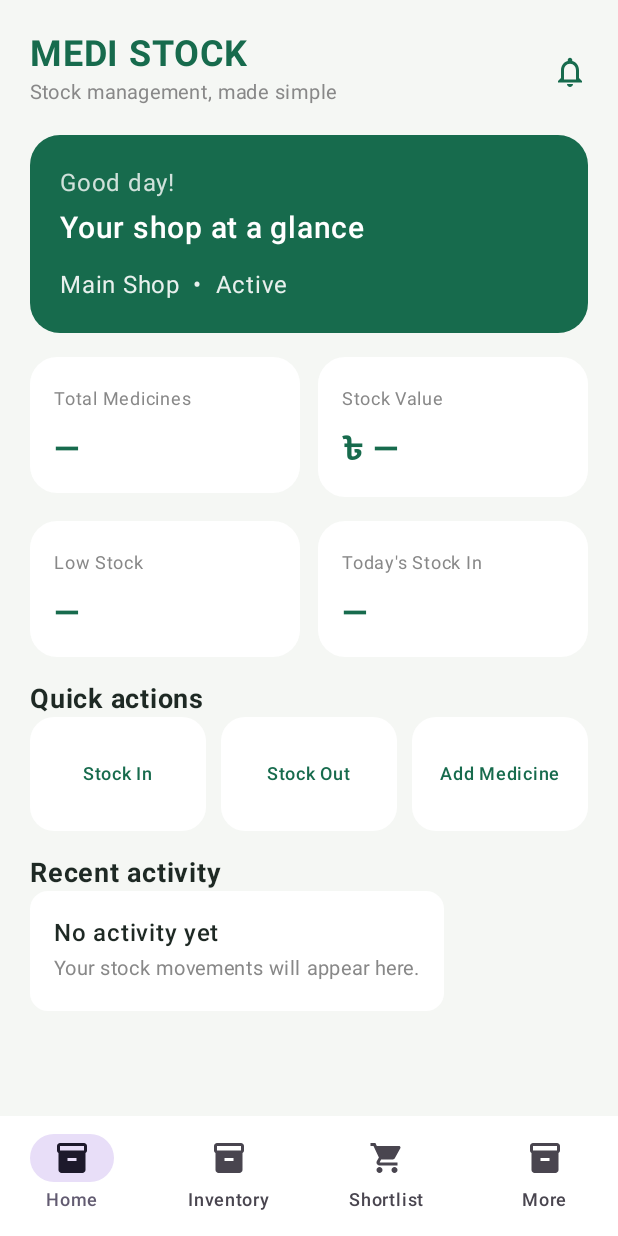
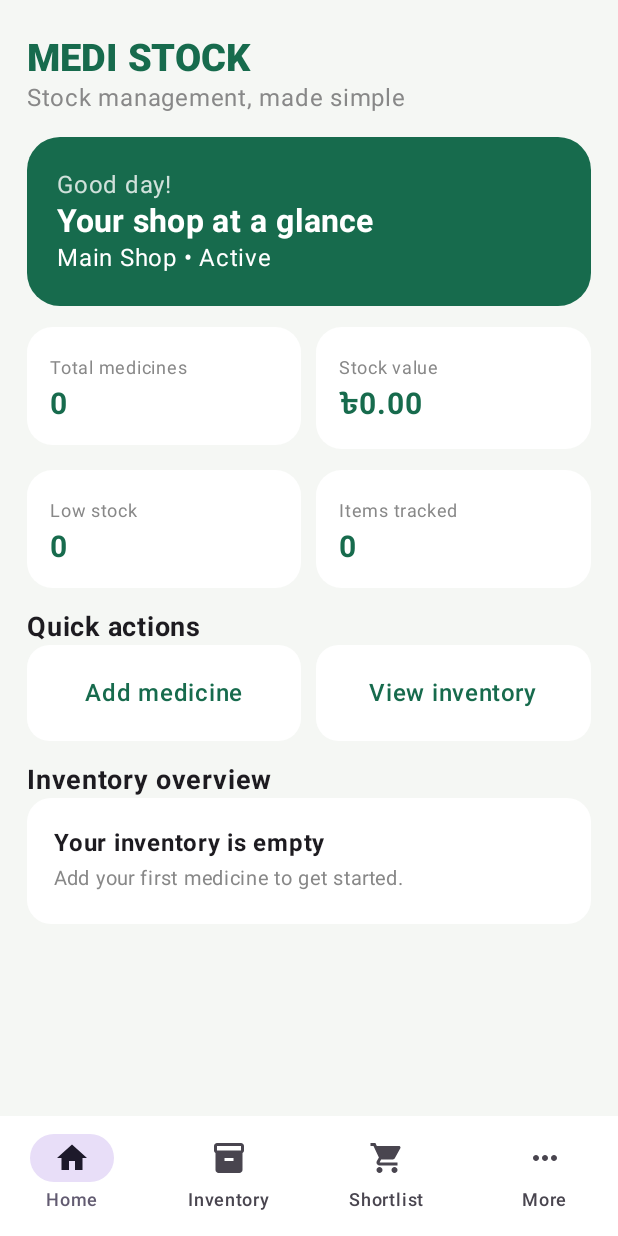
Before and after one commit to callbackforff99-maker/MED-STOCK, an Android app built with Jetpack Compose: the screen it shows after launch (MainActivity), on a phone screen of 412 x 824 dp. Run offline under Robolectric (Android 15) with nearby library versions, the phone set to English and light mode, and no system bars; our stand-ins replace Room's generated code.

Commit message:
Implement functional inventory and stock workflows

```diff
--- a/android/app/src/main/java/com/zerox/medistock/MainActivity.kt
+++ b/android/app/src/main/java/com/zerox/medistock/MainActivity.kt
@@ -1,189 +1,175 @@
 package com.zerox.medistock
-
 import android.os.Bundle
 import androidx.activity.ComponentActivity
 import androidx.activity.compose.setContent
-import androidx.compose.foundation.background
-import androidx.compose.foundation.layout.Arrangement
-import androidx.compose.foundation.layout.Column
-import androidx.compose.foundation.layout.Row
-import androidx.compose.foundation.layout.Spacer
-import androidx.compose.foundation.layout.fillMaxSize
-import androidx.compose.foundation.layout.fillMaxWidth
-import androidx.compose.foundation.layout.height
-import androidx.compose.foundation.layout.padding
+import androidx.compose.foundation.clickable
+import androidx.compose.foundation.layout.*
 import androidx.compose.foundation.lazy.LazyColumn
+import androidx.compose.foundation.lazy.items
 import androidx.compose.foundation.shape.RoundedCornerShape
+import androidx.compose.foundation.text.KeyboardOptions
 import androidx.compose.material.icons.Icons
-import androidx.compose.material.icons.filled.Inventory2
-import androidx.compose.material.icons.filled.NotificationsNone
-import androidx.compose.material.icons.filled.ShoppingCart
-import androidx.compose.material3.Card
-import androidx.compose.material3.CardDefaults
-import androidx.compose.material3.Icon
-import androidx.compose.material3.MaterialTheme
-import androidx.compose.material3.NavigationBar
-import androidx.compose.material3.NavigationBarItem
-import androidx.compose.material3.Scaffold
-import androidx.compose.material3.Surface
-import androidx.compose.material3.Text
-import androidx.compose.material3.lightColorScheme
-import androidx.compose.runtime.Composable
-import androidx.compose.runtime.getValue
-import androidx.compose.runtime.mutableIntStateOf
-import androidx.compose.runtime.remember
-import androidx.compose.runtime.setValue
+import androidx.compose.material.icons.filled.*
+import androidx.compose.material3.*
+import androidx.compose.runtime.*
 import androidx.compose.ui.Alignment
 import androidx.compose.ui.Modifier
 import androidx.compose.ui.graphics.Color
 import androidx.compose.ui.text.font.FontWeight
+import androidx.compose.ui.text.input.KeyboardType
 import androidx.compose.ui.unit.dp
 import androidx.compose.ui.unit.sp
+import com.zerox.medistock.data.*
+import kotlinx.coroutines.launch
+import java.util.Locale
 
-private val Forest = Color(0xFF176B4D)
-private val Canvas = Color(0xFFF5F7F4)
-private val Ink = Color(0xFF1E2924)
+private val Green = Color(0xFF176B4D)
+private val Bg = Color(0xFFF5F7F4)
 
 class MainActivity : ComponentActivity() {
  override fun onCreate(savedInstanceState: Bundle?) {
   super.onCreate(savedInstanceState)
-        setContent {
-            MaterialTheme(colorScheme = lightColorScheme(
-                primary = Forest,
-                background = Canvas,
-                surface = Color.White,
-                onBackground = Ink,
-                onSurface = Ink
-            )) {
-                Surface(modifier = Modifier.fillMaxSize(), color = Canvas) {
-                    DashboardScreen()
+  val dao = MedicineDatabase.get(this).dao()
+  setContent { MaterialTheme(colorScheme = lightColorScheme(primary = Green, background = Bg)) { MediStockApp(dao) } }
  }
+}
+
+@Composable
+private fun MediStockApp(dao: MedicineDao) {
+ val medicines by dao.observeAll().collectAsState(initial = emptyList())
+ val scope = rememberCoroutineScope()
+ var page by remember { mutableIntStateOf(0) }
+ var addOpen by remember { mutableStateOf(false) }
+ var selected by remember { mutableStateOf<MedicineEntity?>(null) }
+ var mode by remember { mutableStateOf("IN") }
+ var search by remember { mutableStateOf("") }
+ Scaffold(containerColor = Bg,
+  floatingActionButton = { if (page == 1) FloatingActionButton(onClick = { addOpen = true }, containerColor = Green, contentColor = Color.White) { Icon(Icons.Default.Add, "Add medicine") } },
+  bottomBar = { NavigationBar(containerColor = Color.White) {
+   val labels = listOf("Home", "Inventory", "Shortlist", "More")
+   val icons = listOf(Icons.Default.Home, Icons.Default.Inventory2, Icons.Default.ShoppingCart, Icons.Default.MoreHoriz)
+   labels.forEachIndexed { i, label -> NavigationBarItem(selected = page == i, onClick = { page = i }, icon = { Icon(icons[i], label) }, label = { Text(label) }) }
+  } }
+ ) { pad ->
+  when (page) {
+   0 -> HomeScreen(medicines, Modifier.padding(pad), { page = 1 }, { addOpen = true })
+   1 -> InventoryScreen(medicines, search, { search = it }, Modifier.padding(pad), { item, action -> selected = item; mode = action })
+   2 -> ShortlistScreen(medicines.filter { it.quantity <= it.minimumStock }, Modifier.padding(pad))
+   else -> MoreScreen(Modifier.padding(pad))
+  }
+ }
+ if (addOpen) AddMedicineDialog({ addOpen = false }) { n, s, c, p, q, min ->
+  scope.launch { dao.insert(MedicineEntity(name = n, strength = s, company = c, unitPrice = p, quantity = q, minimumStock = min)) }
+  addOpen = false
+ }
+ selected?.let { item -> StockDialog(item, mode, { selected = null }) { amount ->
+  val updated = if (mode == "IN") item.quantity + amount else item.quantity - amount
+  scope.launch { dao.setQty(item.id, updated) }
+  selected = null
+ } }
+}
+
+@Composable
+private fun HomeScreen(data: List<MedicineEntity>, modifier: Modifier, inventory: () -> Unit, add: () -> Unit) {
+ val low = data.count { it.quantity <= it.minimumStock }
+ val value = data.sumOf { it.quantity * it.unitPrice }
+ LazyColumn(modifier.fillMaxSize().padding(horizontal = 18.dp), verticalArrangement = Arrangement.spacedBy(14.dp)) {
+  item { Column(Modifier.padding(top = 24.dp)) { Text("MEDI STOCK", color = Green, fontSize = 25.sp, fontWeight = FontWeight.ExtraBold); Text("Stock management, made simple", color = Color.Gray) } }
+  item { Card(colors = CardDefaults.cardColors(containerColor = Green), shape = RoundedCornerShape(22.dp), modifier = Modifier.fillMaxWidth()) { Column(Modifier.padding(20.dp)) { Text("Good day!", color = Color.White.copy(alpha = .8f)); Text("Your shop at a glance", color = Color.White, fontSize = 21.sp, fontWeight = FontWeight.Bold); Text("Main Shop • Active", color = Color.White) } } }
+  item { Row(horizontalArrangement = Arrangement.spacedBy(10.dp)) { StatCard("Total medicines", data.size.toString(), Modifier.weight(1f)); StatCard("Stock value", "৳" + String.format(Locale.US, "%.2f", value), Modifier.weight(1f)) } }
+  item { Row(horizontalArrangement = Arrangement.spacedBy(10.dp)) { StatCard("Low stock", low.toString(), Modifier.weight(1f)); StatCard("Items tracked", data.size.toString(), Modifier.weight(1f)) } }
+  item { Text("Quick actions", fontWeight = FontWeight.Bold, fontSize = 18.sp); Row(horizontalArrangement = Arrangement.spacedBy(10.dp)) { ActionCard("Add medicine", add, Modifier.weight(1f)); ActionCard("View inventory", inventory, Modifier.weight(1f)) } }
+  item { Text("Inventory overview", fontWeight = FontWeight.Bold, fontSize = 18.sp); EmptyCard(if (data.isEmpty()) "Your inventory is empty" else data.size.toString() + " medicines in your shop", if (data.isEmpty()) "Add your first medicine to get started." else low.toString() + " medicines need a stock check.") }
+ }
+}
+
+@Composable
+private fun InventoryScreen(data: List<MedicineEntity>, search: String, onSearch: (String) -> Unit, modifier: Modifier, onStock: (MedicineEntity, String) -> Unit) {
+ val filtered = data.filter { it.name.contains(search, true) || it.company.contains(search, true) || it.strength.contains(search, true) }
+ Column(modifier.fillMaxSize().padding(horizontal = 16.dp)) {
+  Text("Inventory", fontSize = 26.sp, fontWeight = FontWeight.Bold, modifier = Modifier.padding(top = 22.dp, bottom = 12.dp))
+  OutlinedTextField(search, onSearch, Modifier.fillMaxWidth(), placeholder = { Text("Search medicines") }, leadingIcon = { Icon(Icons.Default.Search, null) }, singleLine = true, shape = RoundedCornerShape(14.dp))
+  Spacer(Modifier.height(12.dp))
+  if (filtered.isEmpty()) EmptyCard("No medicines found", "Tap + to add your first medicine.")
+  else LazyColumn(verticalArrangement = Arrangement.spacedBy(10.dp)) { items(filtered, key = { it.id }) { medicine -> MedicineCard(medicine, onStock) } }
+ }
+}
+
+@Composable
+private fun MedicineCard(item: MedicineEntity, onStock: (MedicineEntity, String) -> Unit) {
+ Card(colors = CardDefaults.cardColors(containerColor = Color.White), shape = RoundedCornerShape(17.dp), modifier = Modifier.fillMaxWidth()) {
+  Column(Modifier.padding(14.dp)) {
+   Row(verticalAlignment = Alignment.CenterVertically) {
+    Column(Modifier.weight(1f)) { Text(item.name, fontWeight = FontWeight.Bold, fontSize = 16.sp); Text(listOf(item.strength, item.company).filter { it.isNotBlank() }.joinToString(" • "), color = Color.Gray, fontSize = 12.sp) }
+    Text(if (item.quantity <= item.minimumStock) "LOW STOCK" else "IN STOCK", color = if (item.quantity <= item.minimumStock) Color(0xFFB45A19) else Green, fontSize = 10.sp, fontWeight = FontWeight.Bold)
+   }
+   Spacer(Modifier.height(10.dp))
+   Row(Modifier.fillMaxWidth(), horizontalArrangement = Arrangement.SpaceBetween, verticalAlignment = Alignment.CenterVertically) {
+    Column { Text("Qty: " + item.quantity, fontWeight = FontWeight.SemiBold); Text("৳" + String.format(Locale.US, "%.2f", item.unitPrice) + " / unit", color = Color.Gray, fontSize = 12.sp) }
+    Row { OutlinedButton(onClick = { onStock(item, "OUT") }) { Text("OUT") }; Spacer(Modifier.width(5.dp)); Button(onClick = { onStock(item, "IN") }) { Text("IN") } }
    }
   }
  }
 }
 
 @Composable
-private fun DashboardScreen() {
-    var selectedTab by remember { mutableIntStateOf(0) }
-    Scaffold(
-        containerColor = Canvas,
-        bottomBar = {
-            NavigationBar(containerColor = Color.White) {
-                listOf("Home", "Inventory", "Shortlist", "More").forEachIndexed { index, label ->
-                    NavigationBarItem(
-                        selected = selectedTab == index,
-                        onClick = { selectedTab = index },
-                        icon = {
-                            Icon(
-                                imageVector = when (index) {
-                                    1 -> Icons.Default.Inventory2
-                                    2 -> Icons.Default.ShoppingCart
-                                    else -> Icons.Default.Inventory2
-                                },
-                                contentDescription = label
-                            )
-                        },
-                        label = { Text(label) }
-                    )
-                }
-            }
-        }
-    ) { padding ->
-        LazyColumn(
-            modifier = Modifier.fillMaxSize().padding(padding).padding(horizontal = 20.dp),
-            verticalArrangement = Arrangement.spacedBy(16.dp)
-        ) {
-            item {
-                Row(
-                    modifier = Modifier.fillMaxWidth().padding(top = 22.dp),
-                    horizontalArrangement = Arrangement.SpaceBetween,
-                    verticalAlignment = Alignment.CenterVertically
-                ) {
-                    Column {
-                        Text("MEDI STOCK", fontSize = 24.sp, fontWeight = FontWeight.Bold, color = Forest)
-                        Text("Stock management, made simple", color = Color.Gray, fontSize = 13.sp)
-                    }
-                    Icon(Icons.Default.NotificationsNone, contentDescription = "Notifications", tint = Forest)
-                }
-            }
-            item {
-                Card(
-                    shape = RoundedCornerShape(20.dp),
-                    colors = CardDefaults.cardColors(containerColor = Forest),
-                    modifier = Modifier.fillMaxWidth()
-                ) {
-                    Column(Modifier.padding(20.dp)) {
-                        Text("Good day!", color = Color.White.copy(alpha = .8f))
-                        Spacer(Modifier.height(6.dp))
-                        Text("Your shop at a glance", color = Color.White, fontSize = 20.sp, fontWeight = FontWeight.SemiBold)
+private fun ShortlistScreen(items: List<MedicineEntity>, modifier: Modifier) {
+ Column(modifier.fillMaxSize().padding(18.dp)) {
+  Text("Purchase shortlist", fontSize = 25.sp, fontWeight = FontWeight.Bold)
+  Text("Medicines at or below minimum stock", color = Color.Gray)
   Spacer(Modifier.height(14.dp))
-                        Text("Main Shop  •  Active", color = Color.White.copy(alpha = .9f))
-                    }
-                }
-            }
-            item {
-                Row(horizontalArrangement = Arrangement.spacedBy(12.dp)) {
-                    StatCard("Total Medicines", "—", Modifier.weight(1f))
-                    StatCard("Stock Value", "৳ —", Modifier.weight(1f))
-                }
-            }
-            item {
-                Row(horizontalArrangement = Arrangement.spacedBy(12.dp)) {
-                    StatCard("Low Stock", "—", Modifier.weight(1f))
-                    StatCard("Today's Stock In", "—", Modifier.weight(1f))
-                }
-            }
-            item {
-                Text("Quick actions", fontSize = 18.sp, fontWeight = FontWeight.Bold, color = Ink)
-                Row(horizontalArrangement = Arrangement.spacedBy(10.dp)) {
-                    QuickAction("Stock In", Modifier.weight(1f))
-                    QuickAction("Stock Out", Modifier.weight(1f))
-                    QuickAction("Add Medicine", Modifier.weight(1f))
-                }
-            }
-            item {
-                Text("Recent activity", fontSize = 18.sp, fontWeight = FontWeight.Bold, color = Ink)
-                Card(colors = CardDefaults.cardColors(containerColor = Color.White)) {
-                    Column(Modifier.padding(16.dp)) {
-                        Text("No activity yet", fontWeight = FontWeight.SemiBold)
-                        Text("Your stock movements will appear here.", color = Color.Gray, fontSize = 13.sp)
-                    }
-                }
-            }
-            item { Spacer(Modifier.height(12.dp)) }
-        }
+  if (items.isEmpty()) EmptyCard("All stocked up", "No medicines currently need reordering.")
+  else LazyColumn { items(items, key = { it.id }) { m -> Card(colors = CardDefaults.cardColors(containerColor = Color.White), modifier = Modifier.fillMaxWidth().padding(bottom = 8.dp)) { ListItem(headlineContent = { Text(m.name, fontWeight = FontWeight.Bold) }, supportingContent = { Text(m.company) }, trailingContent = { Text(m.quantity.toString() + " left", color = Color(0xFFB45A19)) }) } } }
  }
 }
 
 @Composable
-private fun StatCard(title: String, value: String, modifier: Modifier = Modifier) {
-    Card(
-        modifier = modifier,
-        shape = RoundedCornerShape(18.dp),
-        colors = CardDefaults.cardColors(containerColor = Color.White)
-    ) {
-        Column(Modifier.padding(16.dp)) {
-            Text(title, color = Color.Gray, fontSize = 12.sp)
-            Spacer(Modifier.height(8.dp))
-            Text(value, color = Forest, fontSize = 22.sp, fontWeight = FontWeight.Bold)
-        }
+private fun MoreScreen(modifier: Modifier) {
+ Column(modifier.fillMaxSize().padding(20.dp)) {
+  Text("More", fontSize = 26.sp, fontWeight = FontWeight.Bold)
+  listOf("Shop profile", "Owner details", "Backup & restore", "Settings", "About MEDI STOCK").forEach { label -> ListItem(headlineContent = { Text(label) }) }
+  Text("Offline local database • v1.0.0", color = Color.Gray, fontSize = 12.sp)
  }
 }
 
 @Composable
-private fun QuickAction(label: String, modifier: Modifier = Modifier) {
-    Card(
-        modifier = modifier.height(76.dp),
-        shape = RoundedCornerShape(16.dp),
-        colors = CardDefaults.cardColors(containerColor = Color.White)
-    ) {
-        Column(
-            modifier = Modifier.fillMaxSize().padding(10.dp),
-            verticalArrangement = Arrangement.Center,
-            horizontalAlignment = Alignment.CenterHorizontally
-        ) {
-            Text(label, color = Forest, fontSize = 12.sp, fontWeight = FontWeight.SemiBold)
+private fun AddMedicineDialog(close: () -> Unit, save: (String, String, String, Double, Int, Int) -> Unit) {
+ var name by remember { mutableStateOf("") }
+ var strength by remember { mutableStateOf("") }
+ var company by remember { mutableStateOf("") }
+ var price by remember { mutableStateOf("0") }
+ var qty by remember { mutableStateOf("0") }
+ var min by remember { mutableStateOf("10") }
+ AlertDialog(onDismissRequest = close, title = { Text("Add medicine") }, text = {
+  Column(verticalArrangement = Arrangement.spacedBy(6.dp)) {
+   OutlinedTextField(name, { name = it }, label = { Text("Medicine name *") }, singleLine = true)
+   OutlinedTextField(strength, { strength = it }, label = { Text("Strength") }, singleLine = true)
+   OutlinedTextField(company, { company = it }, label = { Text("Company") }, singleLine = true)
+   OutlinedTextField(price, { price = it }, label = { Text("Unit price (৳)") }, keyboardOptions = KeyboardOptions(keyboardType = KeyboardType.Decimal), singleLine = true)
+   OutlinedTextField(qty, { qty = it }, label = { Text("Opening quantity") }, keyboardOptions = KeyboardOptions(keyboardType = KeyboardType.Number), singleLine = true)
+   OutlinedTextField(min, { min = it }, label = { Text("Low-stock threshold") }, keyboardOptions = KeyboardOptions(keyboardType = KeyboardType.Number), singleLine = true)
   }
+ }, confirmButton = { Button(enabled = name.isNotBlank(), onClick = { save(name.trim(), strength.trim(), company.trim(), price.toDoubleOrNull() ?: 0.0, qty.toIntOrNull()?.coerceAtLeast(0) ?: 0, min.toIntOrNull()?.coerceAtLeast(0) ?: 10) }) { Text("Save") } }, dismissButton = { TextButton(onClick = close) { Text("Cancel") } })
 }
+
+@Composable
+private fun StockDialog(item: MedicineEntity, mode: String, close: () -> Unit, confirm: (Int) -> Unit) {
+ var amount by remember { mutableStateOf("1") }
+ val number = amount.toIntOrNull() ?: 0
+ AlertDialog(onDismissRequest = close, title = { Text(if (mode == "IN") "Stock in" else "Stock out") }, text = {
+  Column { Text(item.name, fontWeight = FontWeight.Bold); Text("Available: " + item.quantity, color = Color.Gray); OutlinedTextField(amount, { amount = it.filter(Char::isDigit) }, label = { Text("Quantity") }, keyboardOptions = KeyboardOptions(keyboardType = KeyboardType.Number)); if (mode == "OUT" && number > item.quantity) Text("Insufficient stock", color = Color.Red) }
+ }, confirmButton = { Button(enabled = number > 0 && (mode == "IN" || number <= item.quantity), onClick = { confirm(number) }) { Text("Confirm") } }, dismissButton = { TextButton(onClick = close) { Text("Cancel") } })
 }
+
+@Composable
+private fun StatCard(title: String, value: String, modifier: Modifier) {
+ Card(modifier, colors = CardDefaults.cardColors(containerColor = Color.White), shape = RoundedCornerShape(17.dp)) { Column(Modifier.padding(15.dp)) { Text(title, color = Color.Gray, fontSize = 12.sp); Text(value, color = Green, fontSize = 20.sp, fontWeight = FontWeight.Bold) } }
+}
+@Composable
+private fun ActionCard(label: String, action: () -> Unit, modifier: Modifier) {
+ Card(modifier.height(64.dp).clickable(onClick = action), colors = CardDefaults.cardColors(containerColor = Color.White), shape = RoundedCornerShape(15.dp)) { Box(Modifier.fillMaxSize(), contentAlignment = Alignment.Center) { Text(label, color = Green, fontWeight = FontWeight.SemiBold) } }
+}
+@Composable
+private fun EmptyCard(title: String, description: String) {
+ Card(colors = CardDefaults.cardColors(containerColor = Color.White), shape = RoundedCornerShape(16.dp), modifier = Modifier.fillMaxWidth()) { Column(Modifier.padding(18.dp)) { Text(title, fontWeight = FontWeight.Bold); Text(description, color = Color.Gray, fontSize = 13.sp) } }
+}
```
Lines whose indentation alone changed are shown as unchanged.
